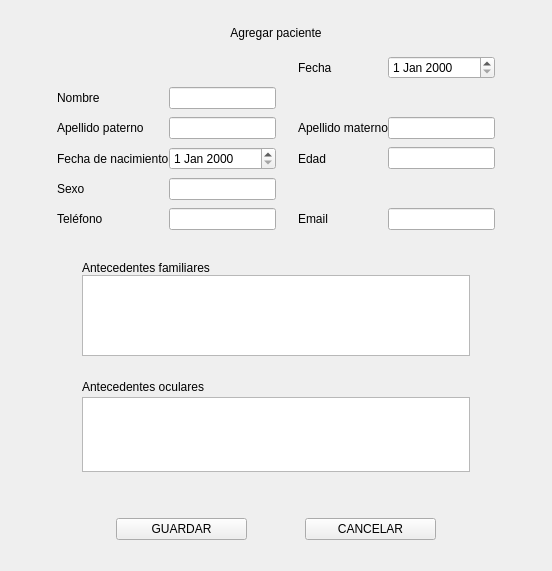
Qt form Agregar_Paciente.ui (Matapuercos666/OPTICA) before a commit.
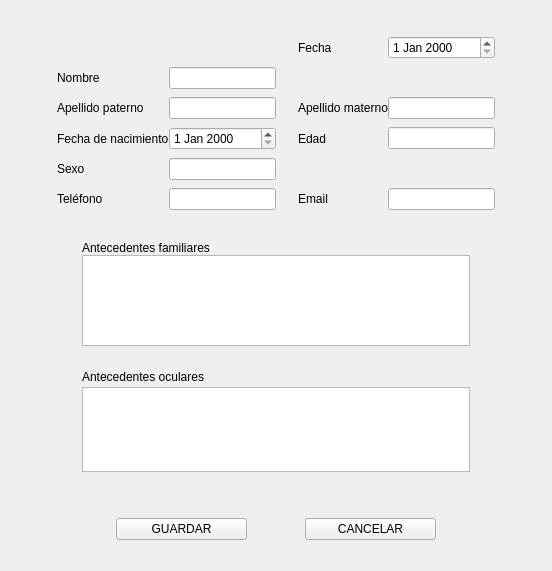
The same form after that commit.

```diff
--- a/Agregar_Paciente.ui
+++ b/Agregar_Paciente.ui
@@ -1,7 +1,7 @@
 <?xml version="1.0" encoding="UTF-8"?>
 <ui version="4.0">
  <class>Agregar_Paciente</class>
- <widget class="QDialog" name="Agregar_Paciente">
+ <widget class="QWidget" name="Agregar_Paciente">
   <property name="geometry">
    <rect>
     <x>0</x>
@@ -10,6 +10,12 @@
     <height>571</height>
    </rect>
   </property>
+  <property name="maximumSize">
+   <size>
+    <width>16777213</width>
+    <height>16777215</height>
+   </size>
+  </property>
   <property name="windowTitle">
    <string>Agregar paciente</string>
   </property>
@@ -104,6 +110,59 @@
       <number>60</number>
      </property>
      <item row="1" column="0">
+      <layout class="QGridLayout" name="gridLayout_12" columnstretch="1,7,1">
+       <property name="topMargin">
+        <number>15</number>
+       </property>
+       <item row="1" column="0">
+        <spacer name="horizontalSpacer">
+         <property name="orientation">
+          <enum>Qt::Orientation::Horizontal</enum>
+         </property>
+         <property name="sizeHint" stdset="0">
+          <size>
+           <width>40</width>
+           <height>20</height>
+          </size>
+         </property>
+        </spacer>
+       </item>
+       <item row="0" column="1">
+        <widget class="QLabel" name="Antecedentes">
+         <property name="text">
+          <string>Antecedentes familiares</string>
+         </property>
+        </widget>
+       </item>
+       <item row="1" column="1">
+        <widget class="QTextEdit" name="ANTECEDENTES">
+         <property name="verticalScrollBarPolicy">
+          <enum>Qt::ScrollBarPolicy::ScrollBarAlwaysOff</enum>
+         </property>
+         <property name="horizontalScrollBarPolicy">
+          <enum>Qt::ScrollBarPolicy::ScrollBarAlwaysOff</enum>
+         </property>
+         <property name="sizeAdjustPolicy">
+          <enum>QAbstractScrollArea::SizeAdjustPolicy::AdjustToContentsOnFirstShow</enum>
+         </property>
+        </widget>
+       </item>
+       <item row="1" column="2">
+        <spacer name="horizontalSpacer_2">
+         <property name="orientation">
+          <enum>Qt::Orientation::Horizontal</enum>
+         </property>
+         <property name="sizeHint" stdset="0">
+          <size>
+           <width>40</width>
+           <height>20</height>
+          </size>
+         </property>
+        </spacer>
+       </item>
+      </layout>
+     </item>
+     <item row="0" column="0">
       <layout class="QGridLayout" name="gridLayout_10" columnstretch="1,4,5,1,4,5,1">
        <property name="sizeConstraint">
         <enum>QLayout::SizeConstraint::SetDefaultConstraint</enum>
@@ -265,7 +324,7 @@
        </item>
       </layout>
      </item>
-     <item row="3" column="0">
+     <item row="2" column="0">
       <layout class="QGridLayout" name="gridLayout_11" rowstretch="1,5" columnstretch="1,7,1">
        <property name="topMargin">
         <number>15</number>
@@ -331,69 +390,6 @@
        </item>
       </layout>
      </item>
-     <item row="2" column="0">
-      <layout class="QGridLayout" name="gridLayout_12" columnstretch="1,7,1">
-       <property name="topMargin">
-        <number>15</number>
-       </property>
-       <item row="1" column="0">
-        <spacer name="horizontalSpacer">
-         <property name="orientation">
-          <enum>Qt::Orientation::Horizontal</enum>
-         </property>
-         <property name="sizeHint" stdset="0">
-          <size>
-           <width>40</width>
-           <height>20</height>
-          </size>
-         </property>
-        </spacer>
-       </item>
-       <item row="0" column="1">
-        <widget class="QLabel" name="Antecedentes">
-         <property name="text">
-          <string>Antecedentes familiares</string>
-         </property>
-        </widget>
-       </item>
-       <item row="1" column="1">
-        <widget class="QTextEdit" name="ANTECEDENTES">
-         <property name="verticalScrollBarPolicy">
-          <enum>Qt::ScrollBarPolicy::ScrollBarAlwaysOff</enum>
-         </property>
-         <property name="horizontalScrollBarPolicy">
-          <enum>Qt::ScrollBarPolicy::ScrollBarAlwaysOff</enum>
-         </property>
-         <property name="sizeAdjustPolicy">
-          <enum>QAbstractScrollArea::SizeAdjustPolicy::AdjustToContentsOnFirstShow</enum>
-         </property>
-        </widget>
-       </item>
-       <item row="1" column="2">
-        <spacer name="horizontalSpacer_2">
-         <property name="orientation">
-          <enum>Qt::Orientation::Horizontal</enum>
-         </property>
-         <property name="sizeHint" stdset="0">
-          <size>
-           <width>40</width>
-           <height>20</height>
-          </size>
-         </property>
-        </spacer>
-       </item>
-      </layout>
-     </item>
-     <item row="0" column="0">
-      <widget class="QLabel" name="Titulo2">
-       <property name="text">
-        <string>Agregar paciente</string>
-       </property>
-       <property name="alignment">
-        <set>Qt::AlignmentFlag::AlignCenter</set>
-       </property>
-      </widget>
-     </item>
     </layout>
    </item>
   </layout>
```
